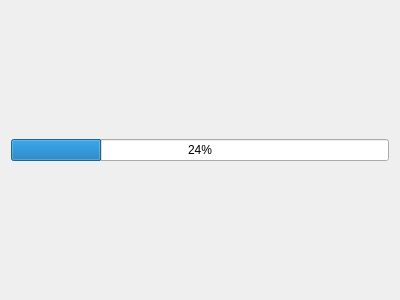
Qt form src/ui/main/FileScannerDialog.ui (Komet/MediaElch) before a commit.
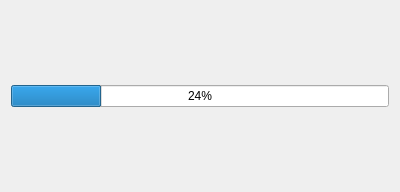
The same form after that commit. Icons and pictures are not drawn.

```diff
--- a/src/ui/main/FileScannerDialog.ui
+++ b/src/ui/main/FileScannerDialog.ui
@@ -10,7 +10,7 @@
     <x>0</x>
     <y>0</y>
     <width>400</width>
-    <height>300</height>
+    <height>192</height>
    </rect>
   </property>
   <property name="windowTitle">
```
Left out of the diff: 2 changed lines with no effect on the pictures.
